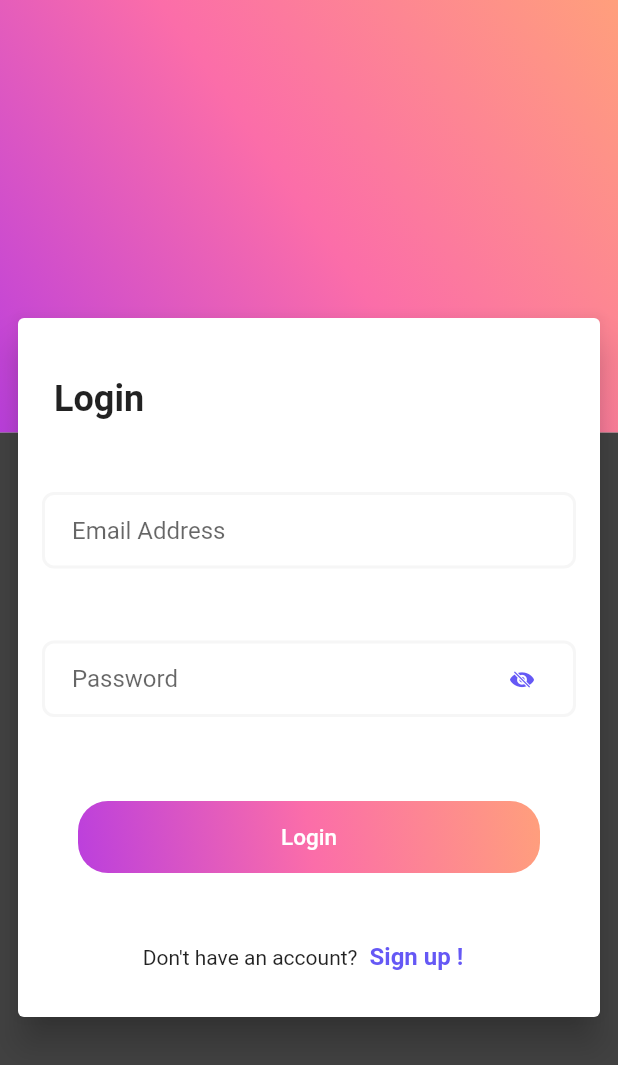
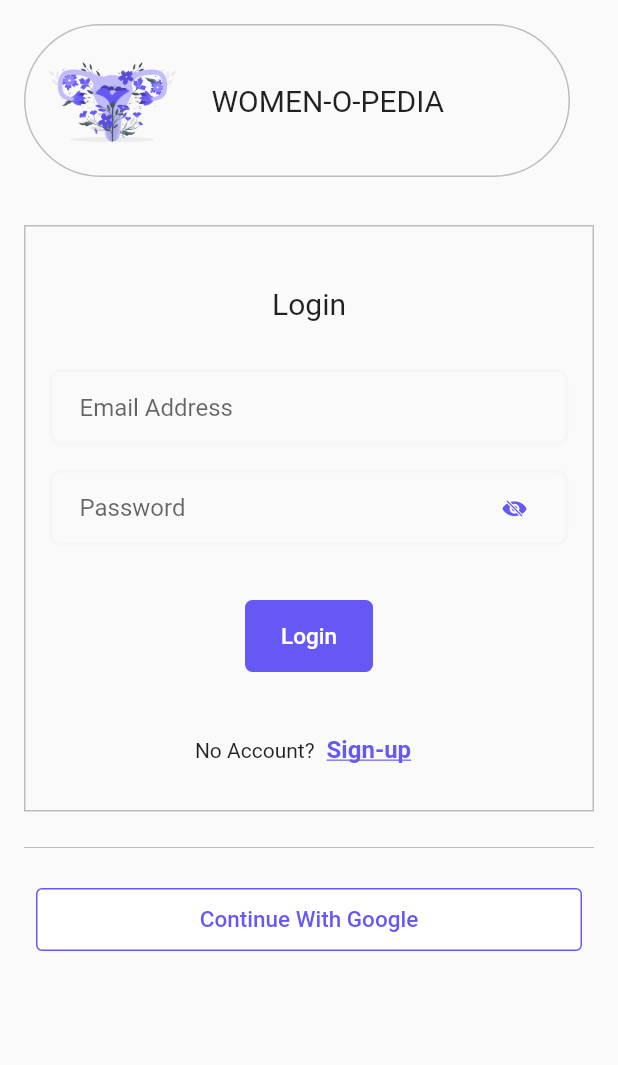
Before and after one commit to ReshamPatkar/womenopedia1, a Flutter app: the screen it shows after launch, on a phone screen of 412 x 824 dp. Shown: the top 1065 px of the screen. Run offline on Flutter 3.47's test engine with Material 2 defaults, Android fonts, the phone set to English and light mode, and no system bars; our stand-ins replace flutter_spinkit.

Commit message:
Login Screen Added

```diff
--- a/lib/Screens/login_screen.dart
+++ b/lib/Screens/login_screen.dart
@@ -5,6 +5,7 @@
 import 'package:flutter/cupertino.dart';
 import 'package:flutter/material.dart';
 import 'package:womenopedia1/Widgets/button_tile.dart';
+import 'package:womenopedia1/Widgets/button_tile2.dart';
 
 import '../palette.dart';
 // import 'home_screen.dart';
@@ -32,52 +33,74 @@ class _LoginScreenState extends State<LoginScreen> {
     double height = MediaQuery.of(context).size.height;
     return Scaffold(
         body: SingleChildScrollView(
-      child: Stack(
+            child: Column(
+      crossAxisAlignment: CrossAxisAlignment.stretch,
       children: [
-          Column(
+        Padding(
+          padding: const EdgeInsets.only(
+            left: 16.0,
+            right: 32.0,
+            top: 16.0,
+            bottom: 16.0,
+          ),
+          child: Container(
+              decoration: BoxDecoration(
+                  border: Border.all(
+                    color: kDividerColor,
+                  ),
+                  borderRadius: BorderRadius.all(Radius.circular(60))),
+              child: Row(
                 children: [
-              Container(
-                height: 0.35 * height,
-                width: double.infinity,
-                decoration: BoxDecoration(
-                    gradient: LinearGradient(
-                        begin: Alignment.bottomLeft,
-                        end: Alignment.topRight,
-                        colors: kGradientColor)),
+                  Padding(
+                    padding: const EdgeInsets.symmetric(horizontal: 8.0),
+                    child: Image(
+                      image: AssetImage(
+                        'images/logoprovisional.png',
                       ),
-              Container(
-                color: kBackGroundColor,
-                height: 0.65 * height,
-                width: double.infinity,
+                      width: 100,
+                      height: 100,
+                    ),
+                  ),
+                  Padding(
+                    padding: const EdgeInsets.symmetric(horizontal: 8.0),
+                    child: Text(
+                      'WOMEN-O-PEDIA',
+                      style: TextStyle(
+                        fontSize: 20,
+                      ),
+                    ),
                   )
                 ],
-          ),
-          Column(
-            children: [
-              SizedBox(
-                height: 200,
+              )),
         ),
         Padding(
-                padding: const EdgeInsets.all(8.0),
-                child: Card(
-                  elevation: 10,
+          padding: const EdgeInsets.all(16.0),
+          child: Container(
+            decoration: BoxDecoration(
+              border: Border.all(
+                color: kDividerColor,
+              ),
+            ),
             child: Padding(
               padding: const EdgeInsets.all(16.0),
               child: Column(
                 mainAxisAlignment: MainAxisAlignment.spaceAround,
-                      crossAxisAlignment: CrossAxisAlignment.stretch,
+                // crossAxisAlignment: CrossAxisAlignment.stretch,
                 children: [
                   Padding(
-                          padding: const EdgeInsets.symmetric(
-                              vertical: 24, horizontal: 8),
+                    padding:
+                        const EdgeInsets.symmetric(vertical: 24, horizontal: 8),
+                    child: Center(
                       child: Text(
                         'Login',
                         style: TextStyle(
-                                fontSize: 24, fontWeight: FontWeight.bold),
+                          fontSize: 20,
+                        ),
+                      ),
                     ),
                   ),
                   Padding(
-                          padding: const EdgeInsets.symmetric(vertical: 24),
+                    padding: const EdgeInsets.symmetric(vertical: 8),
                     child: TextField(
                       keyboardType: TextInputType.emailAddress,
                       onChanged: (value) {
@@ -90,7 +113,7 @@ class _LoginScreenState extends State<LoginScreen> {
                     ),
                   ),
                   Padding(
-                          padding: const EdgeInsets.symmetric(vertical: 24),
+                    padding: const EdgeInsets.symmetric(vertical: 8),
                     child: TextField(
                       onChanged: (value) {
                         password = value;
@@ -122,7 +145,7 @@ class _LoginScreenState extends State<LoginScreen> {
                     ),
                   ),
                   Padding(
-                          padding: const EdgeInsets.symmetric(vertical: 24),
+                    padding: const EdgeInsets.symmetric(vertical: 20),
                     child: ButtonTile(
                       // onPress: () async {
                       //   if (passError() == 0) {
@@ -170,7 +193,7 @@ class _LoginScreenState extends State<LoginScreen> {
                       mainAxisAlignment: MainAxisAlignment.center,
                       children: [
                         Text(
-                                'Don\'t have an account?',
+                          'No Account?',
                           style: TextStyle(),
                         ),
                         TextButton(
@@ -178,8 +201,9 @@ class _LoginScreenState extends State<LoginScreen> {
                             // Navigator.pushNamed(context, SignUpScreen.id);
                           },
                           child: Text(
-                                  'Sign up !',
+                            'Sign-up',
                             style: TextStyle(
+                                decoration: TextDecoration.underline,
                                 fontSize: 16,
                                 fontWeight: FontWeight.bold,
                                 color: kPrimaryColor),
@@ -193,11 +217,21 @@ class _LoginScreenState extends State<LoginScreen> {
             ),
           ),
         ),
-            ],
+        Padding(
+          padding: const EdgeInsets.symmetric(horizontal: 16.0),
+          child: Divider(
+            color: kDividerColor,
+          ),
+        ),
+        Padding(
+          padding: const EdgeInsets.symmetric(horizontal: 16.0, vertical: 8.0),
+          child: ButtonTile2(
+            onPress: () {},
+            text: 'Continue With Google',
+          ),
         )
       ],
-      ),
-    ));
+    )));
   }
 
   int passError() {
--- /dev/null
+++ b/lib/Screens/welcome_screen.dart
@@ -0,0 +1 @@
+import '';
--- a/lib/Widgets/button_tile.dart
+++ b/lib/Widgets/button_tile.dart
@@ -12,20 +12,15 @@ class ButtonTile extends StatelessWidget {
       padding: const EdgeInsets.symmetric(vertical: 8, horizontal: 24),
       child: DecoratedBox(
         decoration: BoxDecoration(
-            borderRadius: BorderRadius.circular(20),
-            gradient: LinearGradient(
-                begin: Alignment.bottomLeft,
-                end: Alignment.topRight,
-                colors: [
-                  Color(0xFFbb3fdd),
-                  Color(0xFFfb6da9),
-                  Color(0xFFff9f7c),
-                ])),
+            borderRadius: BorderRadius.circular(5), color: kPrimaryColor),
         child: TextButton(
           onPressed: onPress(),
-          child: Text(
-            text,
-            style: TextStyle(fontSize: 15),
+          child: Padding(
+            padding: const EdgeInsets.symmetric(horizontal: 16.0),
+            child: Text(
+              text,
+              style: TextStyle(fontSize: 15),
+            ),
           ),
           // style: ElevatedButton.styleFrom(primary: Colors.transparent),
           style: ButtonStyle(
--- /dev/null
+++ b/lib/Widgets/button_tile2.dart
@@ -0,0 +1,34 @@
+import 'package:flutter/material.dart';
+
+import '../palette.dart';
+
+class ButtonTile2 extends StatelessWidget {
+  final Function onPress;
+  final String text;
+  ButtonTile2({required this.onPress, required this.text});
+
+  @override
+  Widget build(BuildContext context) {
+    return Padding(
+      padding: const EdgeInsets.symmetric(vertical: 8, horizontal: 8),
+      child: TextButton(
+        onPressed: onPress(),
+        child: Padding(
+          padding: const EdgeInsets.symmetric(vertical: 4.0, horizontal: 16.0),
+          child: Text(
+            text,
+            style: TextStyle(fontSize: 15, color: kPrimaryColor),
+          ),
+        ),
+        style: ButtonStyle(
+            shape: MaterialStateProperty.all<RoundedRectangleBorder>(
+              RoundedRectangleBorder(
+                  borderRadius: BorderRadius.circular(4.0),
+                  side: BorderSide(color: kPrimaryColor)),
+            ),
+            foregroundColor: MaterialStateProperty.all(Colors.white),
+            backgroundColor: MaterialStateProperty.all(Colors.white)),
+      ),
+    );
+  }
+}
--- a/lib/palette.dart
+++ b/lib/palette.dart
@@ -31,7 +31,7 @@ const kTextFieldDecoration = InputDecoration(
     borderRadius: BorderRadius.all(Radius.circular(8.0)),
   ),
   focusedBorder: OutlineInputBorder(
-    borderSide: BorderSide(color: Color(0xFFC933EB), width: 2.0),
+    borderSide: BorderSide(color: Color(0xFF6558F5), width: 2.0),
     borderRadius: BorderRadius.all(Radius.circular(8.0)),
   ),
 );
```
Lines whose indentation alone changed are shown as unchanged.
